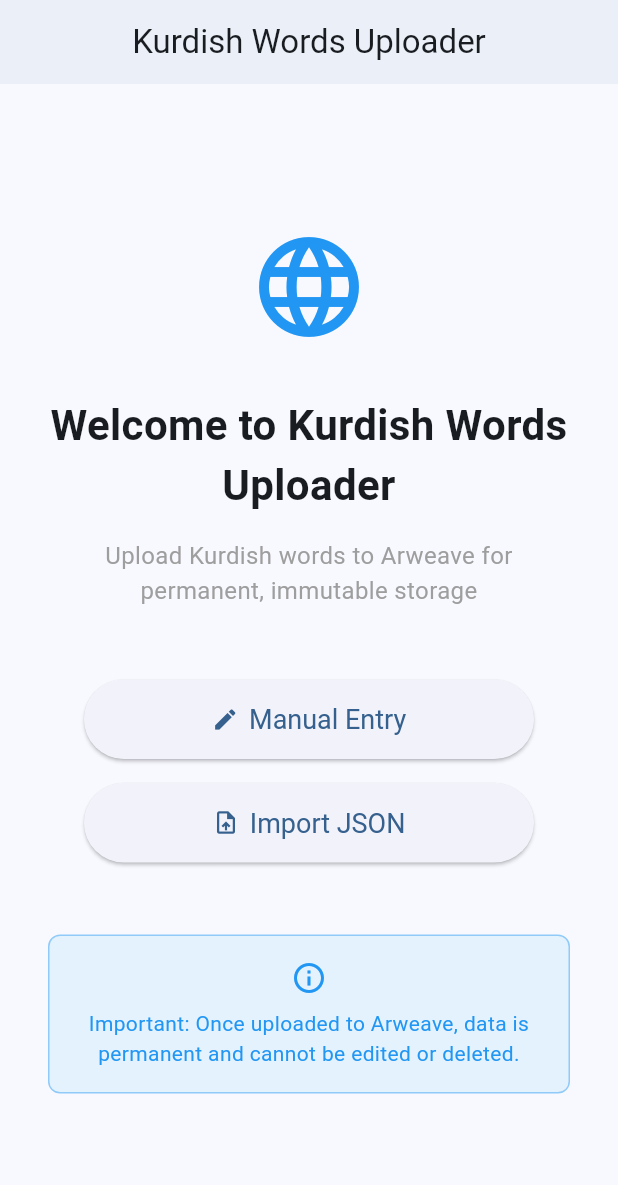
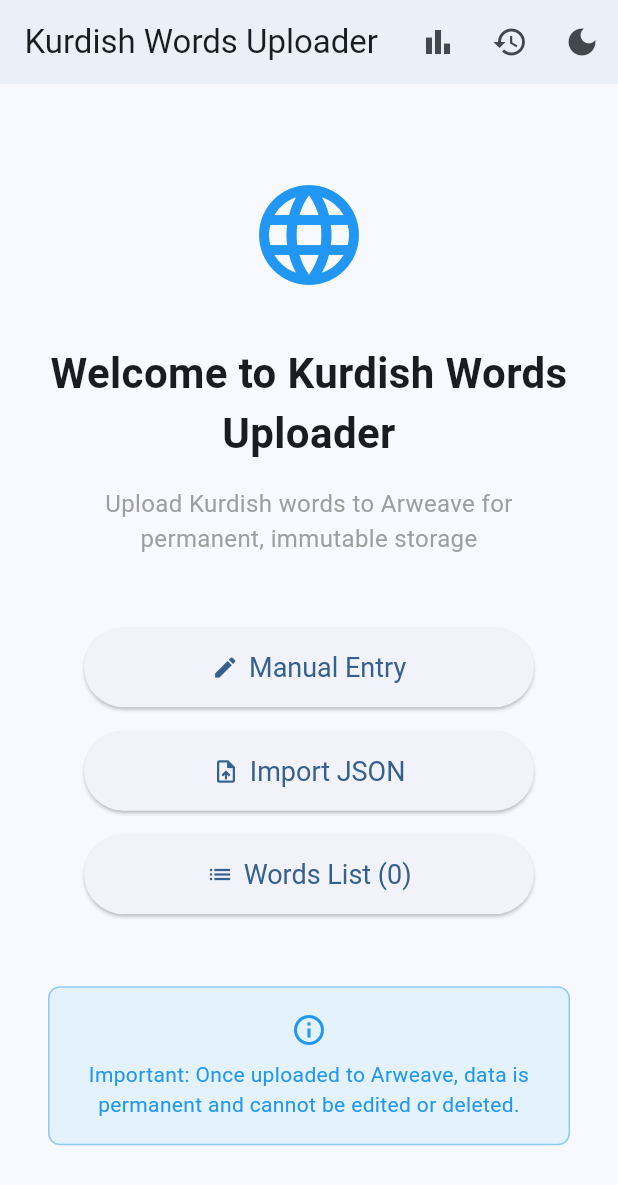
Before and after one commit to Ag1rin/kurdinal, a Flutter app: the screen it shows after launch, on a phone screen of 412 x 824 dp. Shown: the top 1185 px of the screen. Run offline on Flutter 3.47's test engine with Material 3 defaults, Android fonts, the phone set to English and light mode, and no system bars; our stand-ins replace file_picker, flutter_riverpod, shared_preferences; missing offline and left inert: pointycastle.

Commit message:
Add navigation and theme toggle functionality to HomeScreen. Integrate StatsScreen, TransactionsHistoryScreen, and WordsListScreen with corresponding buttons. Update UI to reflect word count dynamically.

```diff
--- a/lib/screens/home_screen.dart
+++ b/lib/screens/home_screen.dart
@@ -2,6 +2,11 @@
 import 'package:flutter_riverpod/flutter_riverpod.dart';
 import 'form_screen.dart';
 import 'import_screen.dart';
+import 'words_list_screen.dart';
+import 'transactions_history_screen.dart';
+import 'stats_screen.dart';
+import '../providers/theme_provider.dart';
+import '../providers/words_provider.dart';
 
 /// Home screen with mode selection for manual entry or JSON import
 class HomeScreen extends ConsumerWidget {
@@ -14,6 +19,58 @@
         title: const Text('Kurdish Words Uploader'),
         centerTitle: true,
         elevation: 2,
+        actions: [
+          Consumer(
+            builder: (context, ref, child) {
+              final words = ref.watch(wordsProvider);
+              return IconButton(
+                icon: const Icon(Icons.bar_chart),
+                onPressed: () {
+                  Navigator.push(
+                    context,
+                    MaterialPageRoute(
+                      builder: (context) => const StatsScreen(),
+                    ),
+                  );
+                },
+                tooltip: 'Statistics',
+              );
+            },
+          ),
+          IconButton(
+            icon: const Icon(Icons.history),
+            onPressed: () {
+              Navigator.push(
+                context,
+                MaterialPageRoute(
+                  builder: (context) => const TransactionsHistoryScreen(),
+                ),
+              );
+            },
+            tooltip: 'Transaction History',
+          ),
+          Consumer(
+            builder: (context, ref, child) {
+              final themeMode = ref.watch(themeModeProvider);
+              return IconButton(
+                icon: Icon(
+                  themeMode == ThemeMode.dark
+                      ? Icons.light_mode
+                      : Icons.dark_mode,
+                ),
+                onPressed: () {
+                  final notifier = ref.read(themeModeProvider.notifier);
+                  notifier.setTheme(
+                    themeMode == ThemeMode.dark
+                        ? ThemeMode.light
+                        : ThemeMode.dark,
+                  );
+                },
+                tooltip: 'Toggle Theme',
+              );
+            },
+          ),
+        ],
       ),
       body: Center(
         child: Padding(
@@ -80,6 +137,29 @@
                   ),
                 ),
               ),
+              const SizedBox(height: 16),
+              SizedBox(
+                width: 300,
+                child: ElevatedButton.icon(
+                  onPressed: () {
+                    Navigator.push(
+                      context,
+                      MaterialPageRoute(builder: (context) => const WordsListScreen()),
+                    );
+                  },
+                  icon: const Icon(Icons.list),
+                  label: Consumer(
+                    builder: (context, ref, child) {
+                      final words = ref.watch(wordsProvider);
+                      return Text('Words List (${words.length})');
+                    },
+                  ),
+                  style: ElevatedButton.styleFrom(
+                    padding: const EdgeInsets.symmetric(vertical: 16),
+                    textStyle: const TextStyle(fontSize: 18),
+                  ),
+                ),
+              ),
               const SizedBox(height: 48),
               Container(
                 padding: const EdgeInsets.all(16),
```
